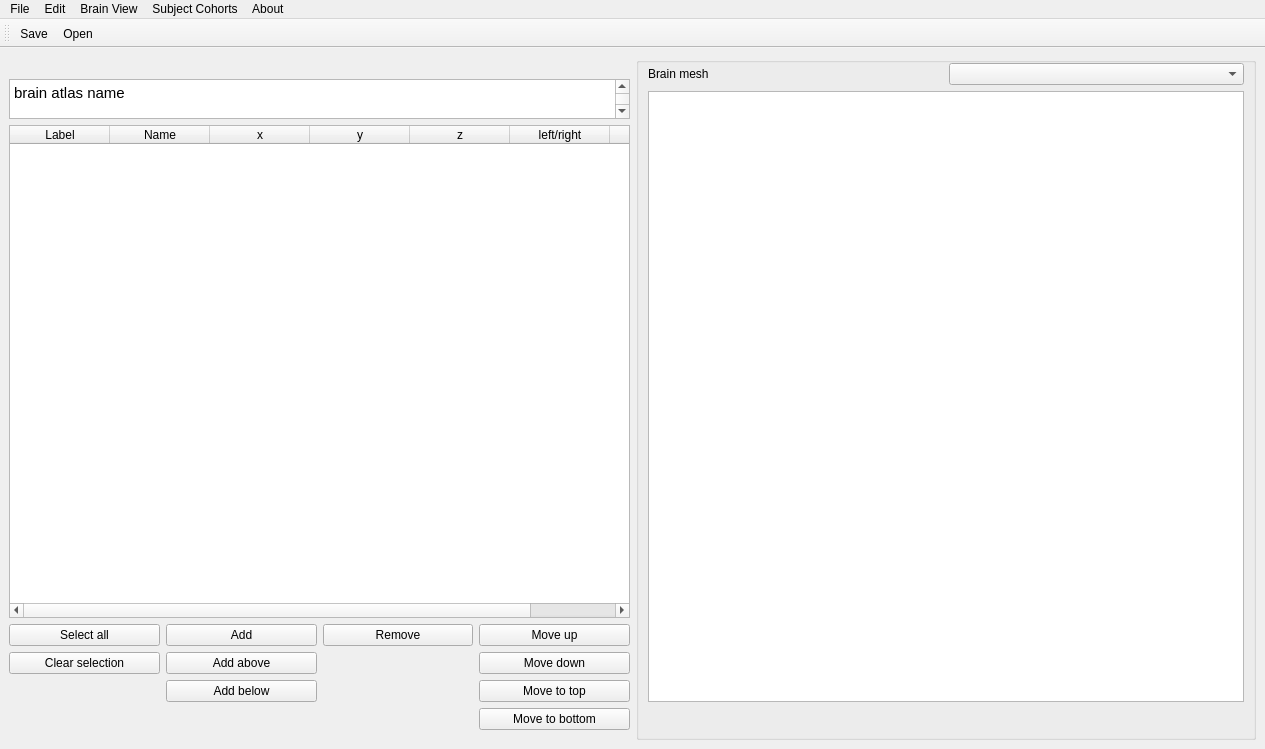
softmatterlab/Braph-2.0-Python, file braphy/gui/ui_files/brain_atlas.ui: the form before one commit.
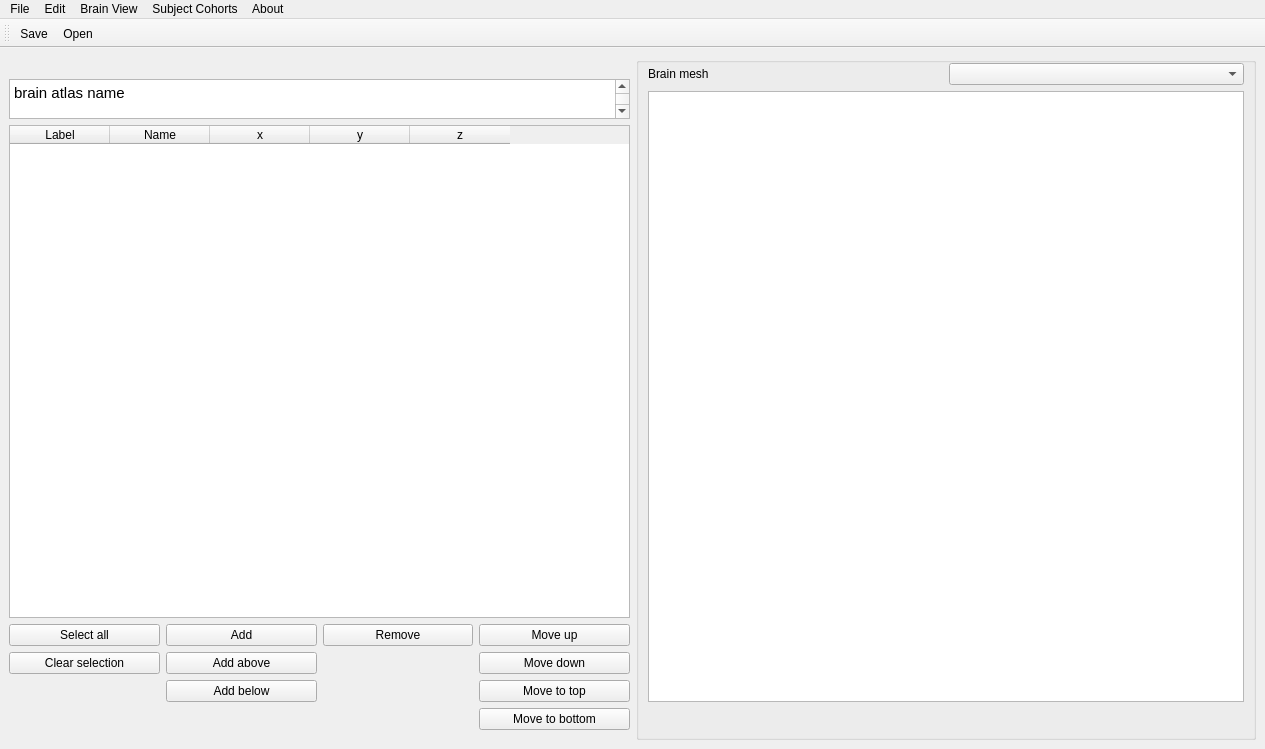
The form after the commit. Icons and pictures are not drawn. Custom widgets are drawn as their Qt base class.

Commit message: Remove hemisphere and notes from brain regions

Diff of the .ui file:
```diff
--- a/braphy/gui/ui_files/brain_atlas.ui
+++ b/braphy/gui/ui_files/brain_atlas.ui
@@ -88,16 +88,6 @@
             <string>z</string>
            </property>
           </column>
-          <column>
-           <property name="text">
-            <string>left/right</string>
-           </property>
-          </column>
-          <column>
-           <property name="text">
-            <string>Notes</string>
-           </property>
-          </column>
          </widget>
         </item>
         <item>
```
The commit also changes 5 other files.
